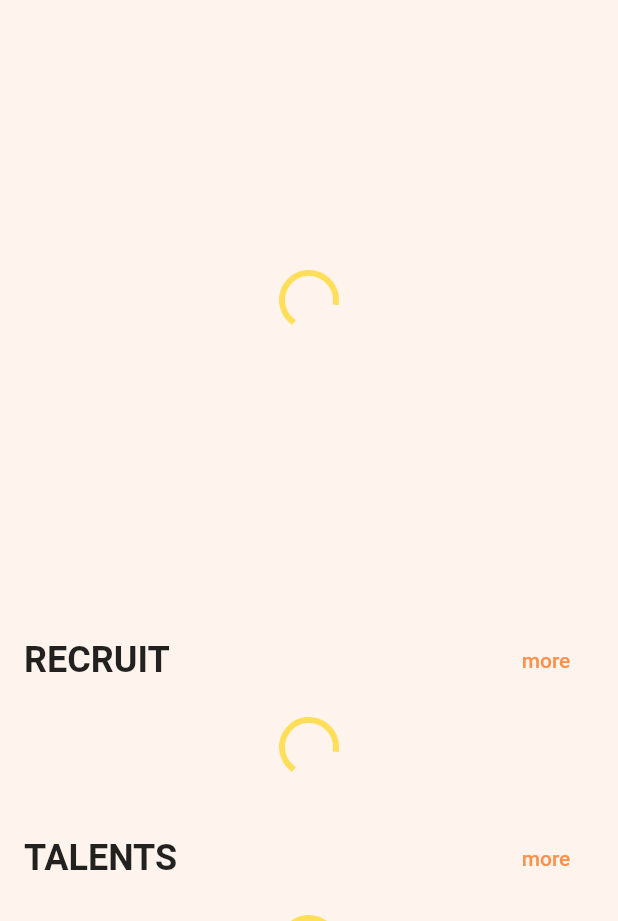
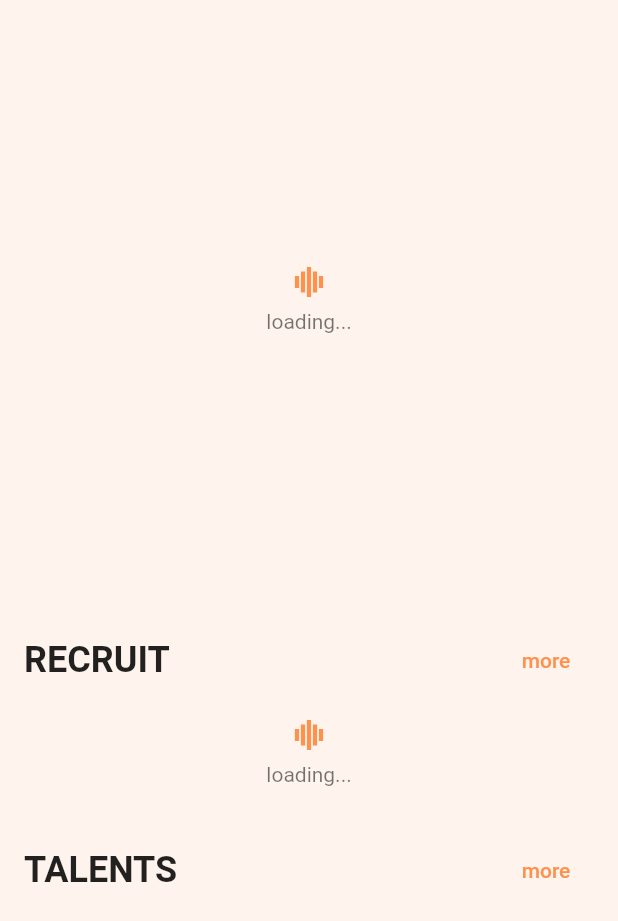
Before and after one commit to HCKUO1117/partner, a Flutter app: the first screen one second after launch, on a phone screen of 412 x 824 dp, the part 315-1236 px from its top. Run offline on Flutter 3.47's test engine with Material 2 defaults, Android fonts, the phone set to English and light mode, and no system bars; our stand-ins replace buttons_tabbar, flutter_spinkit, get, shared_preferences; missing offline and left inert: dart:html.

Commit message:
loading畫面

```diff
--- a/lib/constants.dart
+++ b/lib/constants.dart
@@ -14,7 +14,7 @@ class Constants {
   static const String accountInfoRoute = '/account/info';
   static const String accountResumeRoute = '/account/resume';
   static const String accountArticleRoute = '/account/article';
-  static const String accountMyCasesRoute = '/account/my_cases';
+  static const String accountMyRecruitRoute = '/account/my_recruit';
   static const String accountInviteRoute = '/account/invite';
 
   ///params
--- a/lib/controllers/home_controller.dart
+++ b/lib/controllers/home_controller.dart
@@ -3,31 +3,31 @@ import 'package:get/get.dart';
 import 'package:partner/models/article_model.dart';
 import 'package:partner/models/banner_model.dart';
 import 'package:partner/models/case_model.dart';
-import 'package:partner/models/loading_status.dart';
 import 'package:partner/models/person_model.dart';
 import 'package:partner/models/category_model.dart';
 import 'package:partner/models/tag_model.dart';
+import 'package:partner/screens/common/loading_layout.dart';
 
 class HomeController extends GetxController with GetTickerProviderStateMixin {
   TextEditingController search = TextEditingController();
 
   ///banner
-  var loadingStatusBanner = LoadingStatus.finish.obs;
+  var loadingStateBanner = LoadingState.finished.obs;
   var banners = <BannerModel>[].obs;
 
   ///需求
-  var loadingStatusCase = LoadingStatus.finish.obs;
+  var loadingStateCase = LoadingState.finished.obs;
   var caseCategoryList = <CategoryModel>[].obs;
   Rx<int?> caseCurrentTag = Rx(null);
   TabController? caseTabController;
 
   ///人才
-  var loadingStatusPerson = LoadingStatus.finish.obs;
+  var loadingStatePerson = LoadingState.finished.obs;
   var personList = <PersonModel>[].obs;
   Rx<int?> personCurrentTag = Rx(null);
 
   ///文章
-  var loadingStatusArticle = LoadingStatus.finish.obs;
+  var loadingStateArticle = LoadingState.finished.obs;
   var articleCategoryList = <CategoryModel>[].obs;
   Rx<int?> articleCurrentTag = Rx(null);
   TabController? articleTabController;
@@ -45,7 +45,7 @@ class HomeController extends GetxController with GetTickerProviderStateMixin {
   }
 
   Future<void> fetchCase() async {
-    loadingStatusCase(LoadingStatus.loading);
+    loadingStateCase(LoadingState.loading);
     update();
     await Future.delayed(Duration(seconds: 1), () {
       //TODO 假資料
@@ -552,12 +552,12 @@ class HomeController extends GetxController with GetTickerProviderStateMixin {
       length: caseCategoryList.length,
       vsync: this,
     );
-    loadingStatusCase(LoadingStatus.finish);
+    loadingStateCase(LoadingState.finished);
     update();
   }
 
   Future<void> fetchBanner() async {
-    loadingStatusBanner(LoadingStatus.loading);
+    loadingStateBanner(LoadingState.loading);
     update();
     await Future.delayed(Duration(seconds: 1), () {
       //TODO 假資料
@@ -577,12 +577,12 @@ class HomeController extends GetxController with GetTickerProviderStateMixin {
       ]);
     });
 
-    loadingStatusBanner(LoadingStatus.finish);
+    loadingStateBanner(LoadingState.finished);
     update();
   }
 
   Future<void> fetchPerson() async {
-    loadingStatusPerson(LoadingStatus.loading);
+    loadingStatePerson(LoadingState.loading);
     update();
     await Future.delayed(Duration(seconds: 2), () {
       //TODO 假資料
@@ -721,12 +721,12 @@ class HomeController extends GetxController with GetTickerProviderStateMixin {
       ]);
     });
 
-    loadingStatusPerson(LoadingStatus.finish);
+    loadingStatePerson(LoadingState.finished);
     update();
   }
 
   Future<void> fetchArticle() async {
-    loadingStatusArticle(LoadingStatus.loading);
+    loadingStateArticle(LoadingState.loading);
     update();
     await Future.delayed(
       Duration(seconds: 1),
@@ -1337,7 +1337,7 @@ class HomeController extends GetxController with GetTickerProviderStateMixin {
       length: articleCategoryList.length,
       vsync: this,
     );
-    loadingStatusArticle(LoadingStatus.finish);
+    loadingStateArticle(LoadingState.finished);
     update();
   }
 }
--- a/lib/main.dart
+++ b/lib/main.dart
@@ -4,7 +4,8 @@ import 'app.dart';
 import 'package:flutter_web_plugins/url_strategy.dart';
 
 void main() {
-  // setUrlStrategy(PathUrlStrategy());
+  ///移除網址#
+  setUrlStrategy(PathUrlStrategy());
   WidgetsFlutterBinding.ensureInitialized();
   Preferences.init();
   runApp(App());
--- a/lib/models/loading_status.dart
+++ /dev/null
@@ -1,5 +0,0 @@
-enum LoadingStatus {
-  finish,
-  loading,
-  error,
-}
--- a/lib/navigator_v2/model.dart
+++ b/lib/navigator_v2/model.dart
@@ -1,7 +1,7 @@
 import 'package:flutter/material.dart';
 import 'package:partner/constants.dart';
 import 'package:partner/screens/account/account_page.dart';
-import 'package:partner/screens/home_screen.dart';
+import 'package:partner/screens/home/home_screen.dart';
 import 'package:partner/screens/unknown.dart';
 
 class RoutePage extends RouteSettings {
@@ -31,6 +31,13 @@ RoutePage getRoutePage({required String name}) {
       );
     case Constants.accountRoute:
     case Constants.accountInfoRoute:
+    case Constants.accountResumeRoute:
+    case Constants.accountArticleRoute:
+    case Constants.accountMyRecruitRoute:
+    case Constants.accountInviteRoute:
+      if(name == Constants.accountRoute){
+        name = Constants.accountInfoRoute;
+      }
       return RoutePage(
         name: "帳戶",
         path: name,
@@ -41,7 +48,7 @@ RoutePage getRoutePage({required String name}) {
     default:
       return RoutePage(
         name: 'Unknown',
-        path: '/404',
+        path: name,
         builder: () => const UnknownScreen(),
       );
   }
--- a/lib/screens/common/layout_with_topper_page.dart
+++ b/lib/screens/common/layout_with_topper_page.dart
@@ -132,7 +132,7 @@ class LayoutWithTopperPage extends StatelessWidget {
                         color: Colors.transparent,
                         child: PopupMenuButton(
                           onSelected: (v) {
-                            AppRouterDelegate.of(context).pushNamed('/account');
+                            AppRouterDelegate.of(context).pushNamed(Constants.accountInfoRoute);
                             // HtmlUtils.push(Constants.accountRoute);
                             // Navigator.pushNamed(context, Constants.accountRoute);
                           },
@@ -166,7 +166,7 @@ class LayoutWithTopperPage extends StatelessWidget {
                       children: [
                         TextButton(
                           onPressed: () {
-                            AppRouterDelegate.of(context).pushNamed('/account');
+                            AppRouterDelegate.of(context).pushNamed(Constants.accountInfoRoute);
                           },
                           child: Text(
                             Messages.login.tr,
@@ -179,7 +179,7 @@ class LayoutWithTopperPage extends StatelessWidget {
                         const SizedBox(width: 8),
                         TextButton(
                           onPressed: () {
-                            AppRouterDelegate.of(context).pushNamed('/account');
+                            AppRouterDelegate.of(context).pushNamed(Constants.accountInfoRoute);
                           },
                           child: Text(
                             Messages.register.tr,
--- /dev/null
+++ b/lib/screens/common/loading_layout.dart
@@ -0,0 +1,66 @@
+import 'package:flutter/material.dart';
+import 'package:flutter_spinkit/flutter_spinkit.dart';
+import 'package:get/get.dart';
+import 'package:partner/constants.dart';
+import 'package:partner/utils/translation.dart';
+
+enum LoadingState {
+  loading,
+  finished,
+  error,
+}
+
+class LoadingLayout extends StatelessWidget {
+  final LoadingState state;
+  final Widget child;
+  final double? fixedSize;
+
+  const LoadingLayout({
+    Key? key,
+    required this.state,
+    required this.child,
+    this.fixedSize,
+  }) : super(key: key);
+
+  @override
+  Widget build(BuildContext context) {
+    switch (state) {
+      case LoadingState.loading:
+        return SizedBox(
+          height: fixedSize,
+          width: fixedSize,
+          child: Center(
+            child: Column(
+              mainAxisAlignment: MainAxisAlignment.center,
+              children: [
+                SpinKitWave(
+                  color: Constants.primaryOrange,
+                  size: 20,
+                ),
+                const SizedBox(height: 8),
+                Text(
+                  Messages.loading.tr,
+                  style: const TextStyle(color: Colors.black54),
+                ),
+              ],
+            ),
+          ),
+        );
+      case LoadingState.finished:
+        return child;
+      case LoadingState.error:
+        //TODO 錯誤畫面
+        return SizedBox(
+          height: fixedSize,
+          width: fixedSize,
+          child: Center(
+            child: Column(
+              children: [
+                Text(Messages.error.tr),
+              ],
+            ),
+          ),
+        );
+    }
+  }
+}
--- a/lib/screens/home_screen.dart
+++ b/lib/screens/home/home_screen.dart
@@ -5,8 +5,8 @@ import 'package:partner/constants.dart';
 import 'package:partner/controllers/home_controller.dart';
 import 'package:partner/controllers/size_controller.dart';
 import 'package:partner/controllers/user_controller.dart';
-import 'package:partner/models/loading_status.dart';
 import 'package:partner/screens/common/layout_with_topper_page.dart';
+import 'package:partner/screens/common/loading_layout.dart';
 import 'package:partner/utils/translation.dart';
 import 'package:partner/utils/utils.dart';
 import 'package:partner/widgets/article_card.dart';
@@ -34,12 +34,12 @@ class HomeScreen extends StatelessWidget {
         crossAxisAlignment: CrossAxisAlignment.center,
         children: [
           BannerWidget(
-            status: homeController.loadingStatusBanner.value,
+            state: homeController.loadingStateBanner.value,
             banners: homeController.banners,
           ),
           homePageBlock(
             title: Messages.recruit.tr.toUpperCase(),
-            status: homeController.loadingStatusCase.value,
+            state: homeController.loadingStateCase.value,
             child: DefaultTabController(
               length: homeController.caseCategoryList.length,
               child: Column(
@@ -111,7 +111,7 @@ class HomeScreen extends StatelessWidget {
           ),
           homePageBlock(
             title: Messages.talents.tr.toUpperCase(),
-            status: homeController.loadingStatusPerson.value,
+            state: homeController.loadingStatePerson.value,
             child: GridView.count(
               shrinkWrap: true,
               physics: const NeverScrollableScrollPhysics(),
@@ -141,7 +141,7 @@ class HomeScreen extends StatelessWidget {
           ),
           homePageBlock(
             title: Messages.articles.tr.toUpperCase(),
-            status: homeController.loadingStatusArticle.value,
+            state: homeController.loadingStateArticle.value,
             child: DefaultTabController(
               length: homeController.articleCategoryList.length,
               child: Column(
@@ -219,26 +219,8 @@ class HomeScreen extends StatelessWidget {
   Widget homePageBlock({
     required String title,
     required Widget child,
-    required LoadingStatus status,
+    required LoadingState state,
   }) {
-    Widget body = const SizedBox();
-
-    switch (status) {
-      case LoadingStatus.finish:
-        body = child;
-        break;
-      case LoadingStatus.loading:
-        body = const Center(
-          child: CircularProgressIndicator(),
-        );
-        break;
-      case LoadingStatus.error:
-        body = Center(
-          child: Text(Messages.error.tr),
-        );
-        break;
-    }
-
     return Container(
       padding: const EdgeInsets.all(16),
       constraints: const BoxConstraints(maxWidth: Constants.maxWidth),
@@ -268,7 +250,10 @@ class HomeScreen extends StatelessWidget {
             ],
           ),
           const SizedBox(height: 16),
-          body,
+          LoadingLayout(
+            state: state,
+            child: child,
+          ),
         ],
       ),
     );
--- a/lib/utils/translation.dart
+++ b/lib/utils/translation.dart
@@ -1,6 +1,7 @@
 import 'package:get/get.dart';
 
 class Messages extends Translations {
+  ///常用
   static const String home = 'home';
   static const String recruit = 'recruit';
   static const String talents = 'talents';
@@ -9,6 +10,14 @@ class Messages extends Translations {
   static const String register = 'register';
   static const String error = 'error';
   static const String more = 'more';
+  static const String loading = 'loading';
+
+  ///會員中心
+  static const String memberInfo = 'memberInfo';
+  static const String myResume = 'myResume';
+  static const String myArticles = 'myArticles';
+  static const String myRecruits = 'myRecruits';
+  static const String invites = 'invites';
 
   @override
   // TODO: implement keys
@@ -22,6 +31,12 @@ class Messages extends Translations {
           register: '註冊',
           error: '錯誤',
           more: '更多',
+          memberInfo: '會員資料',
+          myResume: '我的履歷',
+          myArticles: '我的文章',
+          myRecruits: '我的招募',
+          invites: '邀請',
+          loading: '加載中...',
         },
         'en_US': {
           home: 'home',
@@ -32,6 +47,12 @@ class Messages extends Translations {
           register: 'register',
           error: 'error',
           more: 'more',
+          memberInfo: 'Member Information',
+          myResume: 'My Resume',
+          myArticles: 'My Articles',
+          myRecruits: 'My Recruitments',
+          invites: 'Invites',
+          loading: 'loading...',
         }
       };
 }
--- a/lib/widgets/banner_widget.dart
+++ b/lib/widgets/banner_widget.dart
@@ -3,16 +3,16 @@ import 'package:flutter/material.dart';
 import 'package:get/get.dart';
 import 'package:partner/constants.dart';
 import 'package:partner/models/banner_model.dart';
-import 'package:partner/models/loading_status.dart';
+import 'package:partner/screens/common/loading_layout.dart';
 import 'package:url_launcher/url_launcher_string.dart';
 
 class BannerWidget extends StatefulWidget {
-  final LoadingStatus status;
+  final LoadingState state;
   final List<BannerModel> banners;
 
   const BannerWidget({
     Key? key,
-    required this.status,
+    required this.state,
     required this.banners,
   }) : super(key: key);
 
@@ -26,16 +26,10 @@ class _BannerWidgetState extends State<BannerWidget> {
 
   @override
   Widget build(BuildContext context) {
-    if (widget.status == LoadingStatus.loading) {
-      return const SizedBox(
-        height: 400,
-        width: double.maxFinite,
-        child: Center(
-          child: CircularProgressIndicator(),
-        ),
-      );
-    }
-    return ConstrainedBox(
+    return LoadingLayout(
+      state: widget.state,
+      fixedSize: 400,
+      child: ConstrainedBox(
         constraints: const BoxConstraints(maxWidth: 1000),
         child: Row(
           children: [
@@ -121,6 +115,7 @@ class _BannerWidgetState extends State<BannerWidget> {
             ),
           ],
         ),
+      ),
     );
   }
 }
--- a/pubspec.yaml
+++ b/pubspec.yaml
@@ -13,6 +13,7 @@ dependencies:
   flutter_web_plugins:
     sdk: flutter
 
+  #tool
   intl: ^0.18.1
   cupertino_icons: ^1.0.2
   get: ^4.6.5
@@ -25,6 +26,7 @@ dependencies:
   smooth_page_indicator: ^1.1.0
   scroll_to_index: ^3.0.1
   buttons_tabbar: ^1.3.6
+  flutter_spinkit: ^5.2.0
 
 dev_dependencies:
   flutter_test:
```
Also changed, not shown: lib/screens/account/account_page.dart (+35 -23 lines), lib/widgets/list_button.dart (added, +43 -0 lines), pubspec.lock. Lines whose indentation alone changed are shown as unchanged.
